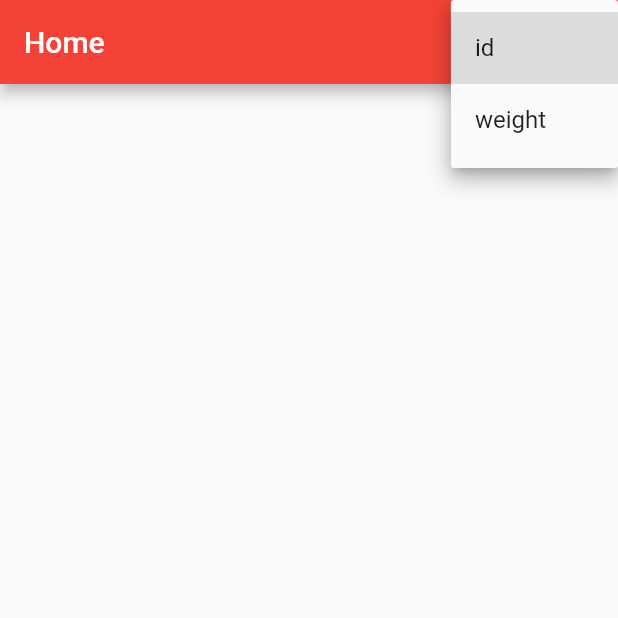
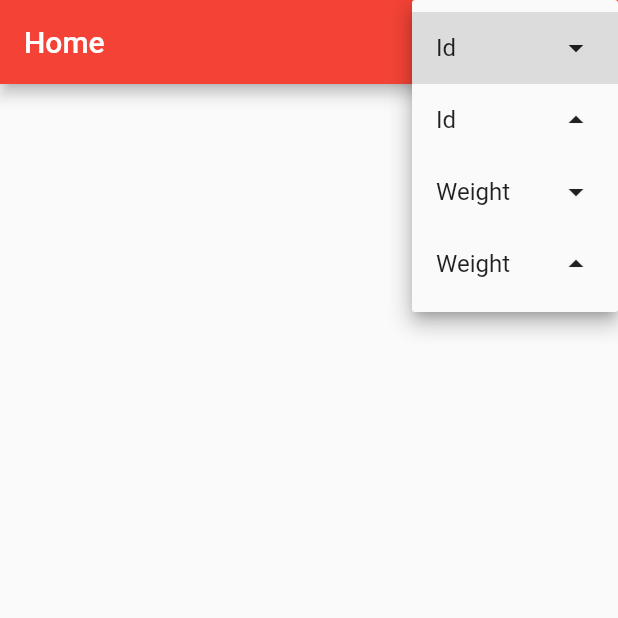
Before and after one commit to alvimpaulo/livefarm_test, a Flutter app: the screen it shows after launch, after a tap on the "sort" icon, on a phone screen of 412 x 824 dp, the top half of it. Run offline on Flutter 3.47's test engine with Material 2 defaults, Android fonts, the phone set to English and light mode, and no system bars; our stand-ins replace cached_network_image, carousel_slider, flutter_mobx, mobx, sqflite; accounts and stored records are empty; generated files the repository leaves out were written again; network calls fail.

Commit message:
Sorts pokemon list by weight and id.

```diff
--- a/lib/screens/PokemonList/PokemonListScreen.dart
+++ b/lib/screens/PokemonList/PokemonListScreen.dart
@@ -2,6 +2,7 @@ import 'package:flutter/material.dart';
 import 'package:flutter_mobx/flutter_mobx.dart';
 import 'package:livefarm_flutter_test/components/PokemonCard.dart';
 import 'package:livefarm_flutter_test/controllers/PokemonList.dart';
+import 'package:livefarm_flutter_test/services/Extensions/stringCapitalize.dart';
 
 class PokemonListScreen extends StatefulWidget {
   static const routeName = "/";
@@ -43,11 +44,28 @@ class _PokemonListScreenState extends State<PokemonListScreen> {
                     if (newValue != null) pokemonList.sortPokemonList(newValue);
                   });
                 },
-                items: <String>["id", "weight"]
+                items: <String>["id+", "id-", "weight+", "weight-"]
                     .map<DropdownMenuItem<String>>((String value) {
                   return (DropdownMenuItem<String>(
                     value: value,
-                    child: Text(value),
+                    child: Row(
+                        mainAxisAlignment: MainAxisAlignment.spaceBetween,
+                        children: [
+                          Text(value.substring(0, value.length - 1).inCaps),
+                          () {
+                            if (value.endsWith("+")) {
+                              return Icon(
+                                Icons.arrow_drop_down,
+                                color: Colors.black87,
+                              );
+                            } else {
+                              return Icon(
+                                Icons.arrow_drop_up,
+                                color: Colors.black87,
+                              );
+                            }
+                          }()
+                        ]),
                   ));
                 }).toList(),
               )),
```
Also changed, not shown: lib/controllers/PokemonList.dart (+9 -6 lines).
